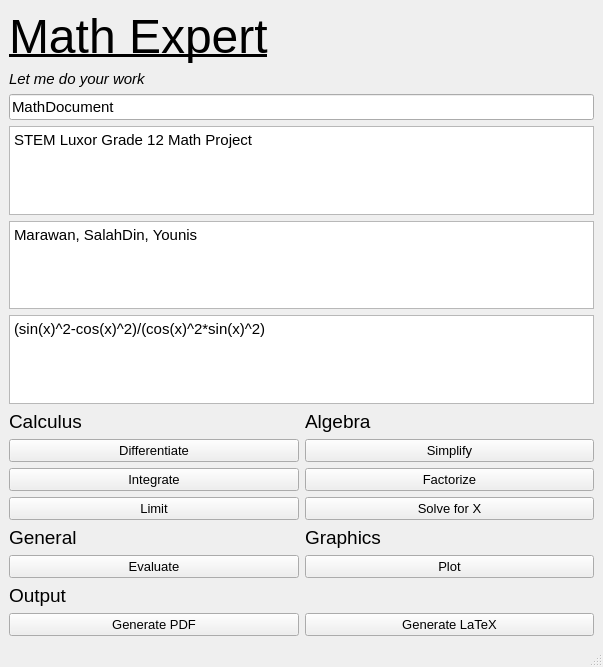
Before: the Qt Designer form qt5/main.ui in salastro/math-expert, drawn with Qt 5.
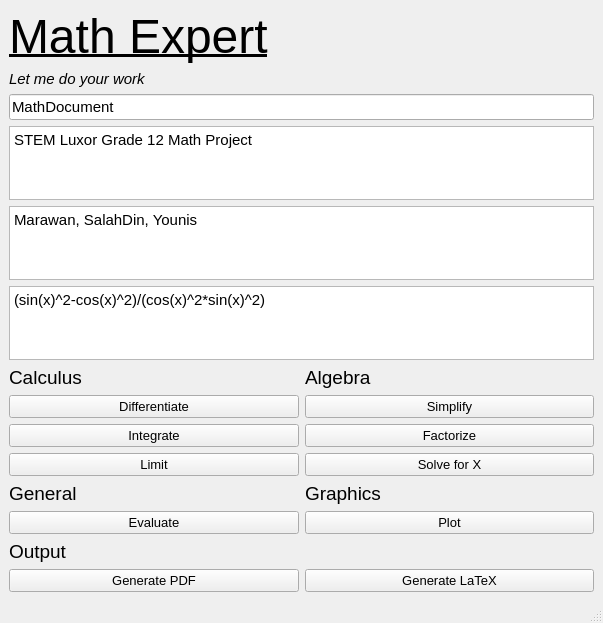
After: the same form once the commit is applied. Icons and pictures are not drawn.

Commit message: Fix tab order

The edit to the form file:
```diff
--- a/qt5/main.ui
+++ b/qt5/main.ui
@@ -7,7 +7,7 @@
     <x>0</x>
     <y>0</y>
     <width>603</width>
-    <height>667</height>
+    <height>623</height>
    </rect>
   </property>
   <property name="windowTitle">
```
Left out of the diff: 63 changed lines with no effect on the pictures. The commit also changes 1 other file.
